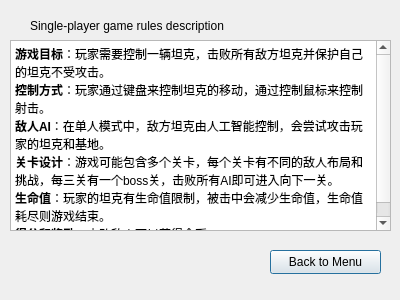
raitocc/run, file Tank_Trouble_IV/single_player_rules_dialog.ui: the form before one commit.
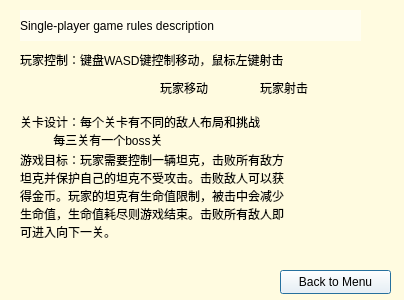
The form after the commit. Icons and pictures are not drawn.

```diff
--- a/Tank_Trouble_IV/single_player_rules_dialog.ui
+++ b/Tank_Trouble_IV/single_player_rules_dialog.ui
@@ -6,22 +6,30 @@
    <rect>
     <x>0</x>
     <y>0</y>
-    <width>400</width>
+    <width>404</width>
     <height>300</height>
    </rect>
   </property>
   <property name="windowTitle">
    <string>Dialog</string>
   </property>
+  <property name="styleSheet">
+   <string notr="true">background-color: rgb(255, 251, 224);</string>
+  </property>
   <widget class="QPushButton" name="pushButton">
    <property name="geometry">
     <rect>
-     <x>270</x>
-     <y>250</y>
+     <x>280</x>
+     <y>270</y>
      <width>111</width>
      <height>24</height>
     </rect>
    </property>
+   <property name="styleSheet">
+    <string notr="true">font: 9pt &quot;Comic Sans MS&quot;;
+background-color: rgba(255, 255, 255, 127);
+</string>
+   </property>
    <property name="text">
     <string>Back to Menu</string>
    </property>
@@ -29,42 +37,150 @@
   <widget class="QLabel" name="label">
    <property name="geometry">
     <rect>
-     <x>30</x>
+     <x>20</x>
      <y>10</y>
-     <width>291</width>
+     <width>341</width>
      <height>31</height>
     </rect>
    </property>
    <property name="styleSheet">
-    <string notr="true">font: 12pt &quot;Comic Sans MS&quot;;</string>
+    <string notr="true">font: 14pt &quot;Comic Sans MS&quot;;
+background-color: rgba(255, 255, 255, 127);
+
+</string>
    </property>
    <property name="text">
     <string>Single-player game rules description</string>
    </property>
   </widget>
-  <widget class="QTextBrowser" name="textBrowser">
+  <widget class="QLabel" name="label_2">
    <property name="geometry">
     <rect>
-     <x>10</x>
-     <y>40</y>
-     <width>381</width>
-     <height>191</height>
+     <x>20</x>
+     <y>50</y>
+     <width>351</width>
+     <height>20</height>
     </rect>
    </property>
-   <property name="html">
-    <string>&lt;!DOCTYPE HTML PUBLIC &quot;-//W3C//DTD HTML 4.0//EN&quot; &quot;http://www.w3.org/TR/REC-html40/strict.dtd&quot;&gt;
-&lt;html&gt;&lt;head&gt;&lt;meta name=&quot;qrichtext&quot; content=&quot;1&quot; /&gt;&lt;meta charset=&quot;utf-8&quot; /&gt;&lt;style type=&quot;text/css&quot;&gt;
-p, li { white-space: pre-wrap; }
-hr { height: 1px; border-width: 0; }
-li.unchecked::marker { content: &quot;\2610&quot;; }
-li.checked::marker { content: &quot;\2612&quot;; }
-&lt;/style&gt;&lt;/head&gt;&lt;body style=&quot; font-family:'Microsoft YaHei UI'; font-size:9pt; font-weight:400; font-style:normal;&quot;&gt;
-&lt;p style=&quot; margin-top:0px; margin-bottom:0px; margin-left:0px; margin-right:0px; -qt-block-indent:0; text-indent:0px;&quot;&gt;&lt;span style=&quot; font-weight:700;&quot;&gt;游戏目标&lt;/span&gt;：玩家需要控制一辆坦克，击败所有敌方坦克并保护自己的坦克不受攻击。&lt;/p&gt;
-&lt;p style=&quot; margin-top:0px; margin-bottom:0px; margin-left:0px; margin-right:0px; -qt-block-indent:0; text-indent:0px;&quot;&gt;&lt;span style=&quot; font-weight:700;&quot;&gt;控制方式&lt;/span&gt;：玩家通过键盘来控制坦克的移动，通过控制鼠标来控制射击。&lt;/p&gt;
-&lt;p style=&quot; margin-top:0px; margin-bottom:0px; margin-left:0px; margin-right:0px; -qt-block-indent:0; text-indent:0px;&quot;&gt;&lt;span style=&quot; font-weight:700;&quot;&gt;敌人AI&lt;/span&gt;：在单人模式中，敌方坦克由人工智能控制，会尝试攻击玩家的坦克和基地。&lt;/p&gt;
-&lt;p style=&quot; margin-top:0px; margin-bottom:0px; margin-left:0px; margin-right:0px; -qt-block-indent:0; text-indent:0px;&quot;&gt;&lt;span style=&quot; font-weight:700;&quot;&gt;关卡设计&lt;/span&gt;：游戏可能包含多个关卡，每个关卡有不同的敌人布局和挑战，每三关有一个boss关，击败所有AI即可进入向下一关。&lt;/p&gt;
-&lt;p style=&quot; margin-top:0px; margin-bottom:0px; margin-left:0px; margin-right:0px; -qt-block-indent:0; text-indent:0px;&quot;&gt;&lt;span style=&quot; font-weight:700;&quot;&gt;生命值&lt;/span&gt;：玩家的坦克有生命值限制，被击中会减少生命值，生命值耗尽则游戏结束。&lt;/p&gt;
-&lt;p style=&quot; margin-top:0px; margin-bottom:0px; margin-left:0px; margin-right:0px; -qt-block-indent:0; text-indent:0px;&quot;&gt;&lt;span style=&quot; font-weight:700;&quot;&gt;得分和奖励&lt;/span&gt;：击败敌人可以获得金币。&lt;/p&gt;&lt;/body&gt;&lt;/html&gt;</string>
+   <property name="styleSheet">
+    <string notr="true">font: 2pt &quot;Fixedsys&quot;;</string>
+   </property>
+   <property name="text">
+    <string>玩家控制：键盘WASD键控制移动，鼠标左键射击</string>
+   </property>
+  </widget>
+  <widget class="QLabel" name="label_3">
+   <property name="geometry">
+    <rect>
+     <x>20</x>
+     <y>70</y>
+     <width>54</width>
+     <height>16</height>
+    </rect>
+   </property>
+   <property name="text">
+    <string/>
+   </property>
+  </widget>
+  <widget class="QLabel" name="label_4">
+   <property name="geometry">
+    <rect>
+     <x>100</x>
+     <y>70</y>
+     <width>54</width>
+     <height>31</height>
+    </rect>
+   </property>
+   <property name="styleSheet">
+    <string notr="true">border-image: url(:/new/prefix1/wasd.png);</string>
+   </property>
+   <property name="text">
+    <string/>
+   </property>
+  </widget>
+  <widget class="QLabel" name="label_5">
+   <property name="geometry">
+    <rect>
+     <x>160</x>
+     <y>80</y>
+     <width>54</width>
+     <height>16</height>
+    </rect>
+   </property>
+   <property name="styleSheet">
+    <string notr="true">font: 700 9pt &quot;爱奇艺黑体&quot;;</string>
+   </property>
+   <property name="text">
+    <string>玩家移动</string>
+   </property>
+  </widget>
+  <widget class="QLabel" name="label_6">
+   <property name="geometry">
+    <rect>
+     <x>220</x>
+     <y>70</y>
+     <width>31</width>
+     <height>31</height>
+    </rect>
+   </property>
+   <property name="styleSheet">
+    <string notr="true">border-image: url(:/new/prefix1/mouse.png);</string>
+   </property>
+   <property name="text">
+    <string/>
+   </property>
+  </widget>
+  <widget class="QLabel" name="label_7">
+   <property name="geometry">
+    <rect>
+     <x>260</x>
+     <y>80</y>
+     <width>54</width>
+     <height>16</height>
+    </rect>
+   </property>
+   <property name="styleSheet">
+    <string notr="true">font: 700 9pt &quot;爱奇艺黑体&quot;;</string>
+   </property>
+   <property name="text">
+    <string>玩家射击</string>
+   </property>
+  </widget>
+  <widget class="QLabel" name="label_8">
+   <property name="geometry">
+    <rect>
+     <x>20</x>
+     <y>110</y>
+     <width>391</width>
+     <height>41</height>
+    </rect>
+   </property>
+   <property name="styleSheet">
+    <string notr="true">font: 2pt &quot;Fixedsys&quot;;</string>
+   </property>
+   <property name="text">
+    <string>关卡设计：每个关卡有不同的敌人布局和挑战
+          每三关有一个boss关</string>
+   </property>
+  </widget>
+  <widget class="QLabel" name="label_9">
+   <property name="geometry">
+    <rect>
+     <x>20</x>
+     <y>150</y>
+     <width>391</width>
+     <height>91</height>
+    </rect>
+   </property>
+   <property name="styleSheet">
+    <string notr="true">font: 2pt &quot;Fixedsys&quot;;</string>
+   </property>
+   <property name="text">
+    <string>游戏目标：玩家需要控制一辆坦克，击败所有敌方
+坦克并保护自己的坦克不受攻击。击败敌人可以获
+得金币。玩家的坦克有生命值限制，被击中会减少
+生命值，生命值耗尽则游戏结束。击败所有敌人即
+可进入向下一关。</string>
    </property>
   </widget>
  </widget>
```
